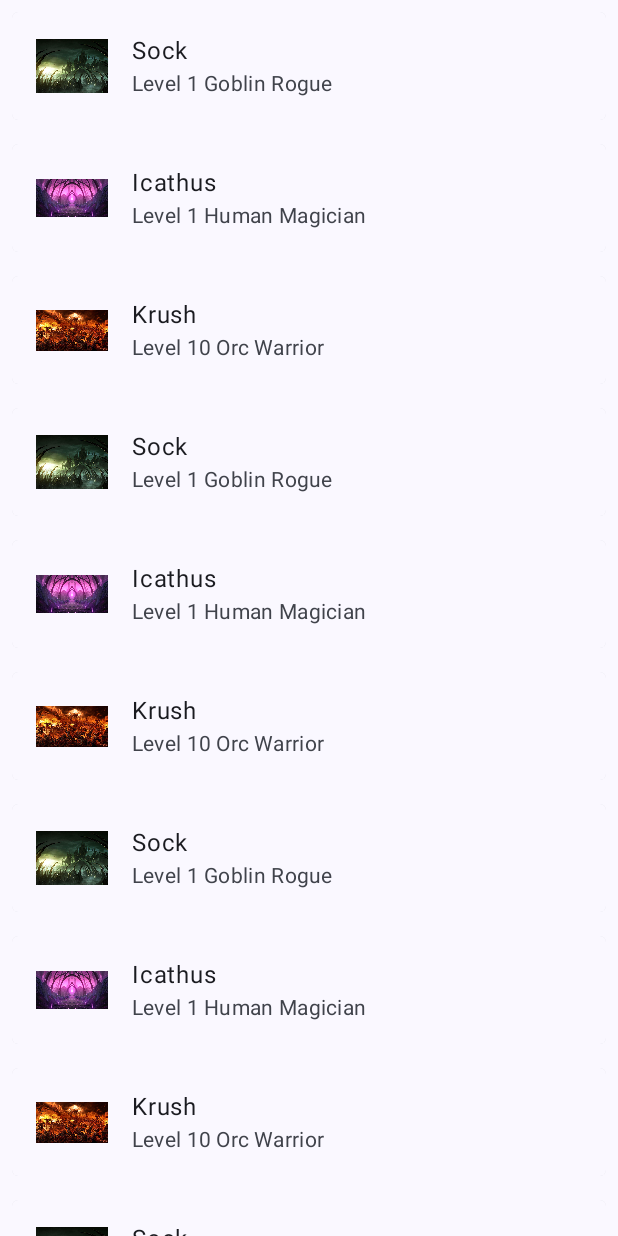
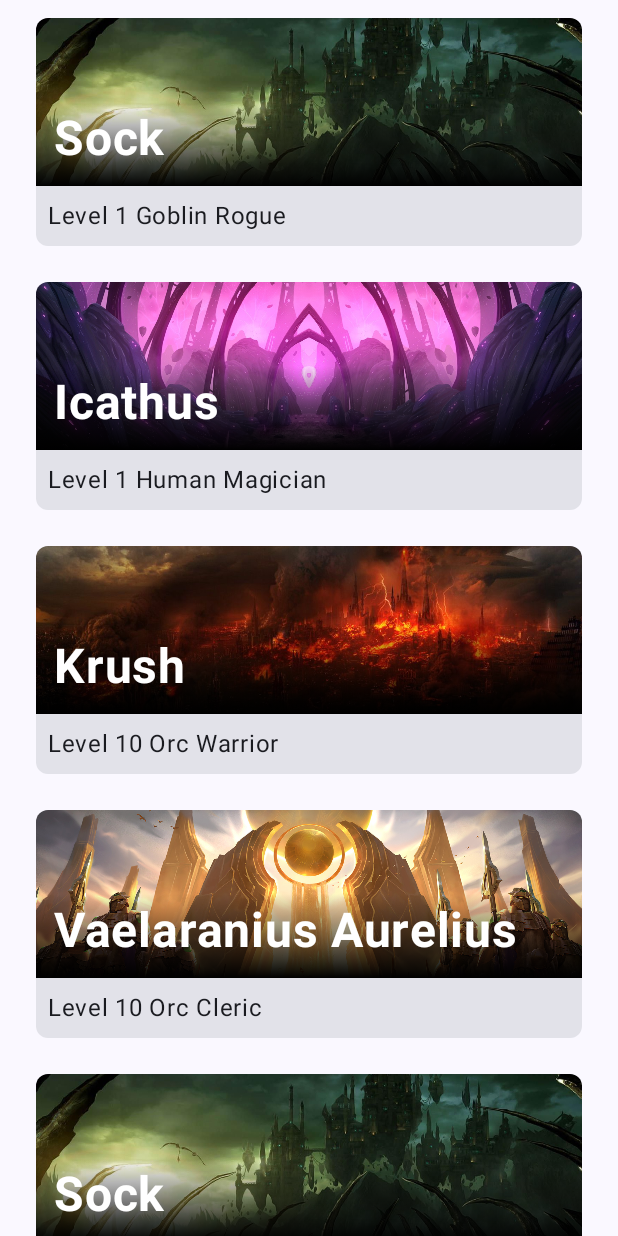
Before and after one commit to Veradux/Sheets-of-the-Demon-Lord, an Android app built with Jetpack Compose: the @Preview function DefaultPreview, on a phone screen of 412 x 824 dp. Run offline under Robolectric (Android 15) with nearby library versions, the phone set to English and light mode, and no system bars.

Commit message:
Finish the design of the characters screen

```diff
--- a/app/src/main/java/com/veradux/sheetsofthedemonlord/MainActivity.kt
+++ b/app/src/main/java/com/veradux/sheetsofthedemonlord/MainActivity.kt
@@ -6,9 +6,7 @@ import androidx.activity.compose.setContent
 import androidx.compose.foundation.layout.fillMaxSize
 import androidx.compose.material3.MaterialTheme
 import androidx.compose.material3.Surface
-import androidx.compose.runtime.Composable
 import androidx.compose.ui.Modifier
-import androidx.compose.ui.tooling.preview.Preview
 import com.veradux.sheetsofthedemonlord.characters.data.mock.CharactersApiMock
 import com.veradux.sheetsofthedemonlord.characters.presentation.CharacterList
 import com.veradux.sheetsofthedemonlord.ui.theme.SheetsOfTheDemonLordTheme
@@ -29,15 +27,3 @@ class MainActivity : ComponentActivity() {
         }
     }
 }
-
-@Preview(showBackground = true)
-@Composable
-fun DefaultPreview() {
-    SheetsOfTheDemonLordTheme {
-        Surface(modifier = Modifier.fillMaxSize(), color = MaterialTheme.colorScheme.background) {
-            // TODO figure out how to use view models and APIs
-            val api = CharactersApiMock()
-            CharacterList(characters = api.getCharacters())
-        }
-    }
-}
--- a/app/src/main/java/com/veradux/sheetsofthedemonlord/characters/data/mock/CharactersApiMock.kt
+++ b/app/src/main/java/com/veradux/sheetsofthedemonlord/characters/data/mock/CharactersApiMock.kt
@@ -11,21 +11,31 @@ class CharactersApiMock : CharactersApi {
             DemonLordCharacter(name = "Sock", level = 1, ancestryName = "Goblin", novicePath = NovicePath.Rogue),
             DemonLordCharacter(name = "Icathus", level = 1, ancestryName = "Human", novicePath = NovicePath.Magician),
             DemonLordCharacter(name = "Krush", level = 10, ancestryName = "Orc", novicePath = NovicePath.Warrior),
+            DemonLordCharacter(name = "Vaelaranius Aurelius", level = 10, ancestryName = "Orc", novicePath = NovicePath.Cleric),
             DemonLordCharacter(name = "Sock", level = 1, ancestryName = "Goblin", novicePath = NovicePath.Rogue),
             DemonLordCharacter(name = "Icathus", level = 1, ancestryName = "Human", novicePath = NovicePath.Magician),
             DemonLordCharacter(name = "Krush", level = 10, ancestryName = "Orc", novicePath = NovicePath.Warrior),
+            DemonLordCharacter(name = "Vaelaranius Aurelius", level = 10, ancestryName = "Orc", novicePath = NovicePath.Cleric),
             DemonLordCharacter(name = "Sock", level = 1, ancestryName = "Goblin", novicePath = NovicePath.Rogue),
             DemonLordCharacter(name = "Icathus", level = 1, ancestryName = "Human", novicePath = NovicePath.Magician),
             DemonLordCharacter(name = "Krush", level = 10, ancestryName = "Orc", novicePath = NovicePath.Warrior),
+            DemonLordCharacter(name = "Vaelaranius Aurelius", level = 10, ancestryName = "Orc", novicePath = NovicePath.Cleric),
             DemonLordCharacter(name = "Sock", level = 1, ancestryName = "Goblin", novicePath = NovicePath.Rogue),
             DemonLordCharacter(name = "Icathus", level = 1, ancestryName = "Human", novicePath = NovicePath.Magician),
             DemonLordCharacter(name = "Krush", level = 10, ancestryName = "Orc", novicePath = NovicePath.Warrior),
+            DemonLordCharacter(name = "Vaelaranius Aurelius", level = 10, ancestryName = "Orc", novicePath = NovicePath.Cleric),
             DemonLordCharacter(name = "Sock", level = 1, ancestryName = "Goblin", novicePath = NovicePath.Rogue),
             DemonLordCharacter(name = "Icathus", level = 1, ancestryName = "Human", novicePath = NovicePath.Magician),
             DemonLordCharacter(name = "Krush", level = 10, ancestryName = "Orc", novicePath = NovicePath.Warrior),
+            DemonLordCharacter(name = "Vaelaranius Aurelius", level = 10, ancestryName = "Orc", novicePath = NovicePath.Cleric),
             DemonLordCharacter(name = "Sock", level = 1, ancestryName = "Goblin", novicePath = NovicePath.Rogue),
             DemonLordCharacter(name = "Icathus", level = 1, ancestryName = "Human", novicePath = NovicePath.Magician),
             DemonLordCharacter(name = "Krush", level = 10, ancestryName = "Orc", novicePath = NovicePath.Warrior),
-        )
+            DemonLordCharacter(name = "Vaelaranius Aurelius", level = 10, ancestryName = "Orc", novicePath = NovicePath.Cleric),
+            DemonLordCharacter(name = "Sock", level = 1, ancestryName = "Goblin", novicePath = NovicePath.Rogue),
+            DemonLordCharacter(name = "Icathus", level = 1, ancestryName = "Human", novicePath = NovicePath.Magician),
+            DemonLordCharacter(name = "Krush", level = 10, ancestryName = "Orc", novicePath = NovicePath.Warrior),
+            DemonLordCharacter(name = "Vaelaranius Aurelius", level = 10, ancestryName = "Orc", novicePath = NovicePath.Cleric),
+            )
     }
 }
--- a/app/src/main/java/com/veradux/sheetsofthedemonlord/characters/presentation/CharactersComposables.kt
+++ b/app/src/main/java/com/veradux/sheetsofthedemonlord/characters/presentation/CharactersComposables.kt
@@ -1,40 +1,75 @@
 package com.veradux.sheetsofthedemonlord.characters.presentation
 
 import androidx.compose.foundation.Image
+import androidx.compose.foundation.background
+import androidx.compose.foundation.clickable
+import androidx.compose.foundation.layout.Box
+import androidx.compose.foundation.layout.Column
 import androidx.compose.foundation.layout.fillMaxHeight
+import androidx.compose.foundation.layout.fillMaxSize
 import androidx.compose.foundation.layout.height
 import androidx.compose.foundation.layout.padding
-import androidx.compose.foundation.layout.width
 import androidx.compose.foundation.lazy.LazyColumn
 import androidx.compose.foundation.lazy.items
 import androidx.compose.foundation.shape.RoundedCornerShape
 import androidx.compose.material3.Card
-import androidx.compose.material3.ListItem
+import androidx.compose.material3.MaterialTheme
+import androidx.compose.material3.Surface
 import androidx.compose.material3.Text
 import androidx.compose.runtime.Composable
+import androidx.compose.ui.Alignment
 import androidx.compose.ui.Modifier
+import androidx.compose.ui.graphics.Brush
+import androidx.compose.ui.graphics.Color
+import androidx.compose.ui.layout.ContentScale
 import androidx.compose.ui.res.painterResource
+import androidx.compose.ui.text.font.FontWeight
+import androidx.compose.ui.tooling.preview.Preview
 import androidx.compose.ui.unit.dp
+import androidx.compose.ui.unit.sp
+import com.veradux.sheetsofthedemonlord.characters.data.mock.CharactersApiMock
 import com.veradux.sheetsofthedemonlord.characters.model.DemonLordCharacter
+import com.veradux.sheetsofthedemonlord.ui.theme.SheetsOfTheDemonLordTheme
 
 @Composable
 fun CharacterCard(character: DemonLordCharacter) {
 
-    Card(shape = RoundedCornerShape(4.dp), modifier = Modifier.padding(8.dp)) {
+    Card(
+        shape = RoundedCornerShape(8.dp),
+        modifier = Modifier
+            .padding(horizontal = 24.dp, vertical = 12.dp)
+            .clickable { /* move to sheet screen */ }) {
+        Column {
+            Box {
+                Image(
+                    painter = painterResource(character.novicePath.mapToDrawable()),
+                    contentScale = ContentScale.Crop,
+                    contentDescription = "",
+                    modifier = Modifier.height(112.dp)
+                )
+                // This box is a "Scrim", which darkens the image behind the text for better visibility.
+                Box(
+                    Modifier
+                        .matchParentSize()
+                        .background(Brush.verticalGradient(listOf(Color.Transparent, Color.Transparent, Color.Black)))
+                )
+                // This text is always white, regardless of theme, because it is on top of an image.
+                Text(
+                    text = character.name,
+                    fontSize = 32.sp,
+                    color = Color.White,
+                    fontWeight = FontWeight.Bold,
+                    modifier = Modifier
+                        .padding(12.dp)
+                        .align(Alignment.BottomStart)
 
-        ListItem(
-            headlineContent = { Text(text = character.name) },
-            // TODO localization
-            supportingContent = { Text(text = with(character) { "Level $level $ancestryName $novicePath" }) },
-            leadingContent = {
-                Image(
-                    painter = painterResource(mapNovicePathToDrawable(character.novicePath)),
-                    contentDescription = "",
-                    modifier = Modifier
-                        .width(48.dp)
-                        .height(48.dp)
                 )
-            })
+            }
+            Text(
+                text = with(character) { "Level $level $ancestryName $novicePath" },
+                modifier = Modifier.padding(8.dp)
+            )
+        }
     }
 }
 
@@ -46,3 +81,15 @@ fun CharacterList(characters: List<DemonLordCharacter>) {
         }
     }
 }
+
+@Preview(showBackground = true)
+@Composable
+fun DefaultPreview() {
+    SheetsOfTheDemonLordTheme {
+        Surface(modifier = Modifier.fillMaxSize(), color = MaterialTheme.colorScheme.background) {
+            // TODO figure out how to use view models and APIs
+            val api = CharactersApiMock()
+            CharacterList(characters = api.getCharacters())
+        }
+    }
+}
--- a/app/src/main/java/com/veradux/sheetsofthedemonlord/characters/presentation/MapNovicePathToDrawable.kt
+++ b/app/src/main/java/com/veradux/sheetsofthedemonlord/characters/presentation/MapNovicePathToDrawable.kt
@@ -3,7 +3,9 @@ package com.veradux.sheetsofthedemonlord.characters.presentation
 import com.veradux.sheetsofthedemonlord.R
 import com.veradux.sheetsofthedemonlord.characters.model.NovicePath
 
-fun mapNovicePathToDrawable(path: NovicePath) = when (path) {
+// This extension is in its own file because there are many other paths to be added.
+//  The list is expected to be very long.
+fun NovicePath.mapToDrawable() = when (this) {
     NovicePath.Cleric -> R.drawable.bg_cleric
     NovicePath.Warrior -> R.drawable.bg_warrior
     NovicePath.Rogue -> R.drawable.bg_rogue
```
Also changed, not shown: app/src/main/res/drawable/bg_warrior.jpg.
